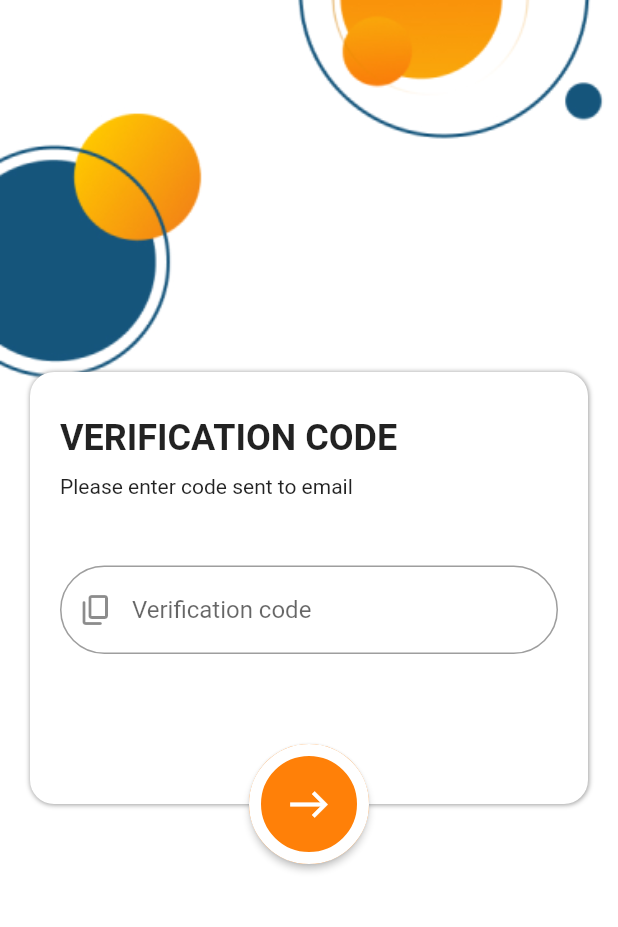
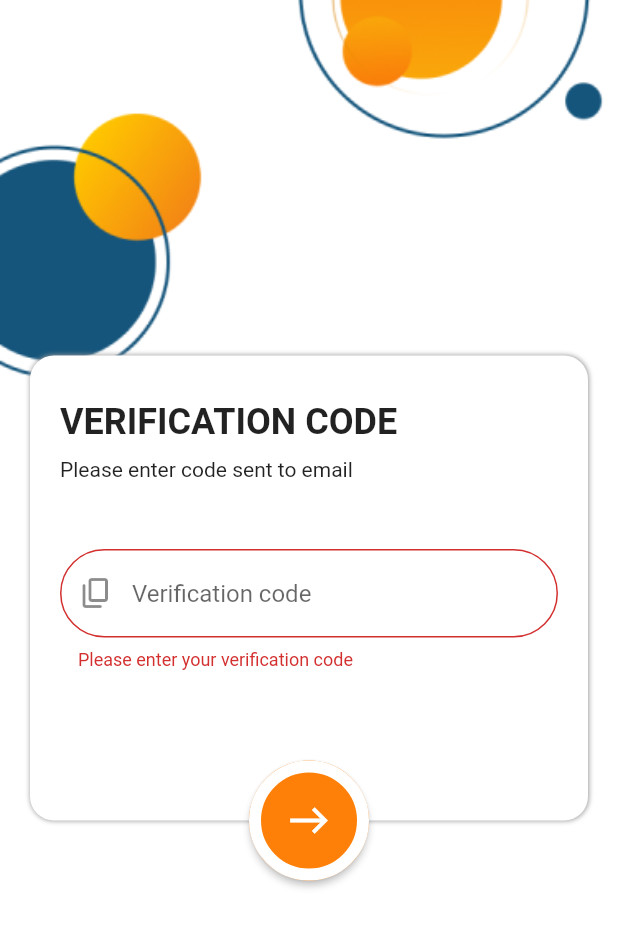
Before and after one commit to takayatomose/travel-token-mobile, a Flutter app: the UserActiveScreen widget shown alone on an empty page, opened directly, after a tap on the "east" icon, on a phone screen of 412 x 824 dp. Shown: the top 927 px of the screen. Run offline on Flutter 3.47's test engine with Material 2 defaults, Android fonts, the phone set to English and light mode, and no system bars; our stand-ins replace flutter_bloc, flutter_dotenv.

Commit message:
user register

```diff
--- a/lib/bloc/auth/user_activation/user_activation_event.dart
+++ b/lib/bloc/auth/user_activation/user_activation_event.dart
@@ -11,3 +11,5 @@ class UserActivationCodeChange extends UserActivationEvent {
 }
 
 class UserActivationSubmitted extends UserActivationEvent {}
+
+class ActiveCodeAgain extends UserActivationEvent {}
--- a/lib/screens/user_active_screen.dart
+++ b/lib/screens/user_active_screen.dart
@@ -5,10 +5,13 @@ import 'package:xtrip_mobile/bloc/auth/user_activation/user_activation_event.dar
 import 'package:xtrip_mobile/bloc/auth/user_activation/user_activation_state.dart';
 import 'package:xtrip_mobile/cubits/auth_cubit.dart';
 import 'package:xtrip_mobile/repositories/auth_repository.dart';
+import 'package:xtrip_mobile/sessions/form_submission_status.dart';
 import 'package:xtrip_mobile/widgets/border_text_field.dart';
 import 'package:xtrip_mobile/widgets/card_shadow.dart';
 import 'package:xtrip_mobile/widgets/circle_next_button.dart';
 import 'package:xtrip_mobile/widgets/container_background.dart';
+import 'package:xtrip_mobile/widgets/loading_indicator.dart';
+import 'package:xtrip_mobile/widgets/overlay_container.dart';
 
 class UserActiveScreen extends StatefulWidget {
   const UserActiveScreen({Key? key}) : super(key: key);
@@ -28,7 +31,9 @@ class _UserActiveScreenState extends State<UserActiveScreen> {
             authRepo: context.read<AuthRepository>(),
             authCubit: context.read<AuthCubit>()),
         child: BlocConsumer<UserActivationBloc, UserActivationState>(
-          builder: (context, state) => Padding(
+          builder: (context, state) => Stack(
+            children: [
+              Padding(
                 padding: const EdgeInsets.symmetric(horizontal: 20),
                 child: Form(
                   key: _activeFormKey,
@@ -42,12 +47,13 @@ class _UserActiveScreenState extends State<UserActiveScreen> {
                               mainAxisSize: MainAxisSize.min,
                               crossAxisAlignment: CrossAxisAlignment.start,
                               children: [
-                            Padding(
+                                const Padding(
                                   padding: EdgeInsets.only(bottom: 10),
                                   child: Text(
-                                'VERIFICATION CODE' + state.email,
+                                    'VERIFICATION CODE',
                                     style: TextStyle(
-                                    fontSize: 24, fontWeight: FontWeight.w700),
+                                        fontSize: 24,
+                                        fontWeight: FontWeight.w700),
                                   ),
                                 ),
                                 const Padding(
@@ -55,7 +61,8 @@ class _UserActiveScreenState extends State<UserActiveScreen> {
                                   child: Text(
                                     'Please enter code sent to email',
                                     style: TextStyle(
-                                    fontSize: 14, fontWeight: FontWeight.w400),
+                                        fontSize: 14,
+                                        fontWeight: FontWeight.w400),
                                   ),
                                 ),
                                 BorderTextField(
@@ -77,17 +84,64 @@ class _UserActiveScreenState extends State<UserActiveScreen> {
                               left: 0,
                               right: 0,
                               child: CircleNextButton(
-                            onPressed: () {},
-                          ))
+                                onPressed: () {
+                                  if (_activeFormKey.currentState!.validate()) {
+                                    context
+                                        .read<UserActivationBloc>()
+                                        .add(UserActivationSubmitted());
+                                  }
+                                },
+                              )),
                         ],
                       )
                     ],
                   ),
                 ),
               ),
+              _showDialog(context, state),
+            ],
+          ),
           listener: (context, state) {},
         ),
       ),
     );
   }
+
+  Widget _showDialog(BuildContext context, UserActivationState state) {
+    FormSubmissionStatus formStatus = state.formStatus;
+
+    if (formStatus is FormSubmitting) {
+      return const LoadingIndicator();
+    } else if (formStatus is SubmissionSuccess) {
+      return OverlayContainer(
+        child: AlertDialog(
+          title: const Text('Account has been activated!'),
+          content: const Text(
+              'Your account has been activated successfully! You can signin to your account!'),
+          actions: [
+            TextButton(
+                onPressed: () {
+                  context.read<AuthCubit>().showSignIn();
+                },
+                child: const Text('Confirm'))
+          ],
+        ),
+      );
+    } else if (formStatus is SubmissionFailed) {
+      return OverlayContainer(
+        child: AlertDialog(
+          title: const Text('Account activation failed'),
+          content: const Text('Error'),
+          actions: [
+            TextButton(
+                onPressed: () {
+                  context.read<UserActivationBloc>().add(ActiveCodeAgain());
+                },
+                child: const Text('Ok'))
+          ],
+        ),
+      );
     }
+    return Container();
+  }
+}
```
Also changed, not shown: lib/bloc/auth/user_activation/user_activation_bloc.dart (+16 -2 lines), lib/repositories/auth_repository.dart (+4 -4 lines), lib/widgets/loading_indicator.dart (added, +18 -0 lines). Lines whose indentation alone changed are shown as unchanged.
